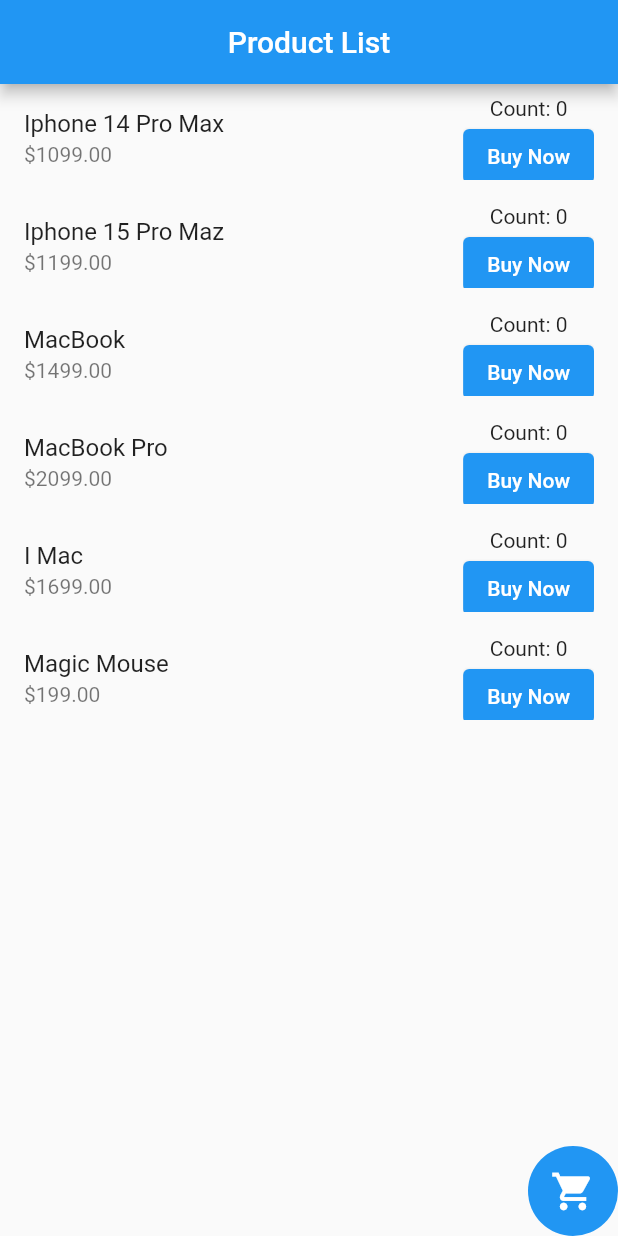
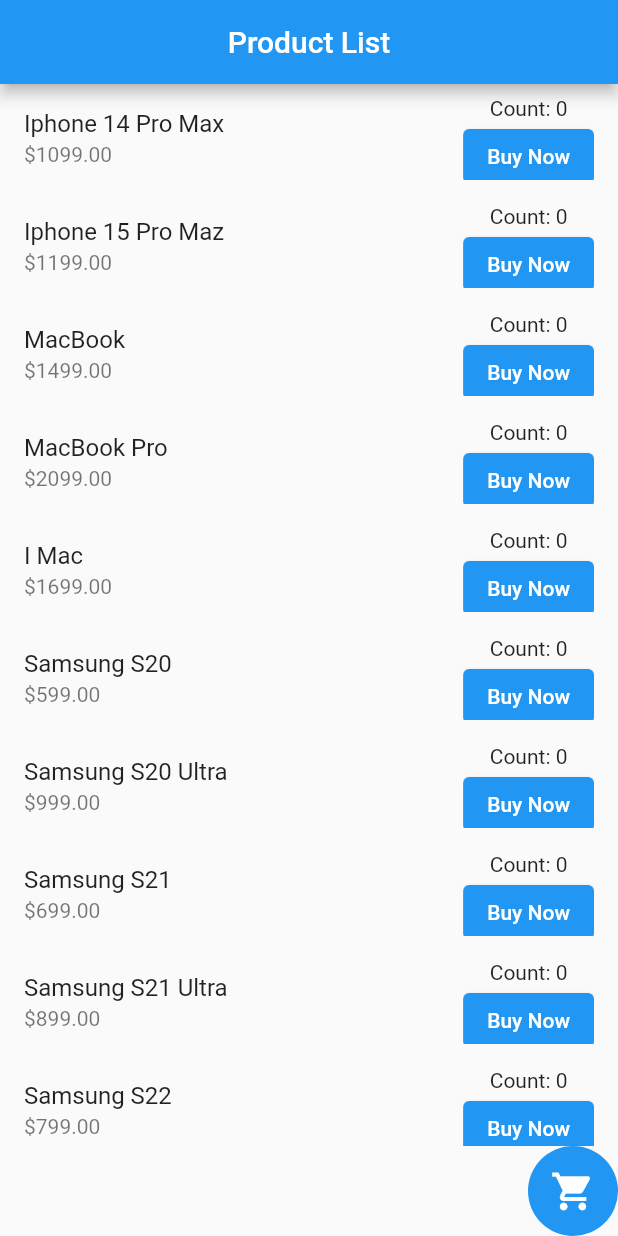
Before and after one commit to shahad7464/app_devolpment, a Flutter app: the screen it shows after launch, on a phone screen of 412 x 824 dp. Run offline on Flutter 3.47's test engine with Material 2 defaults, Android fonts, the phone set to English and light mode, and no system bars.

Commit message:
Module 7 Assignment is Done!!!

```diff
--- a/lib/main.dart
+++ b/lib/main.dart
@@ -39,7 +39,12 @@ class _ProductListState extends State<ProductList> {
     Product(name: 'MacBook', price: 1499),
     Product(name: 'MacBook Pro', price: 2099),
     Product(name: 'I Mac', price: 1699),
-    Product(name: 'Magic Mouse', price: 199),
+    Product(name: 'Samsung S20', price: 599),
+    Product(name: 'Samsung S20 Ultra', price: 999),
+    Product(name: 'Samsung S21', price: 699),
+    Product(name: 'Samsung S21 Ultra', price: 899),
+    Product(name: 'Samsung S22', price: 799),
+    Product(name: 'Samsung S22 Ultra', price: 1099),
 
   ];
 
```
